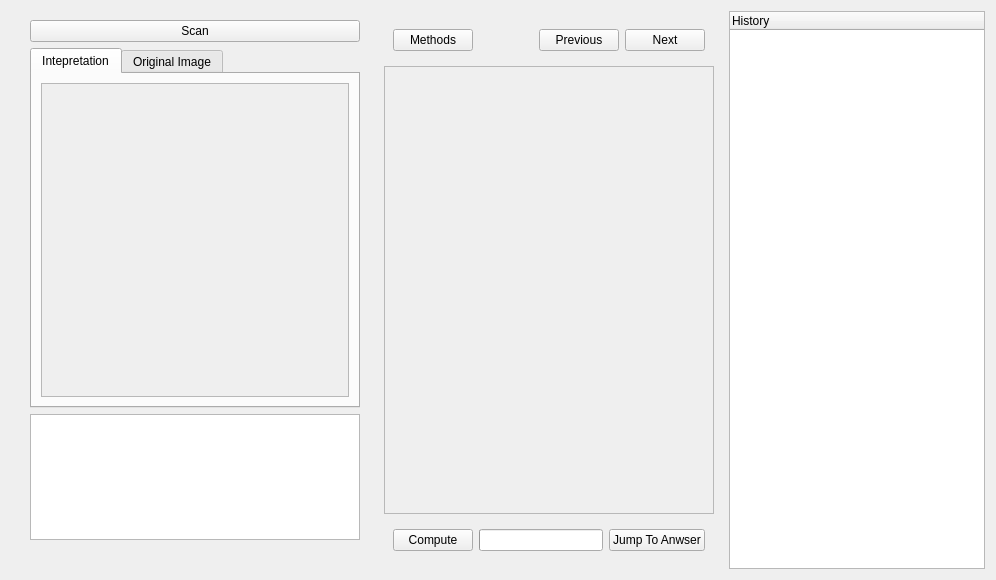
First picture: the form in gui/solution_widget.ui, repository louis845/COMP2012H_Project, before the edit.
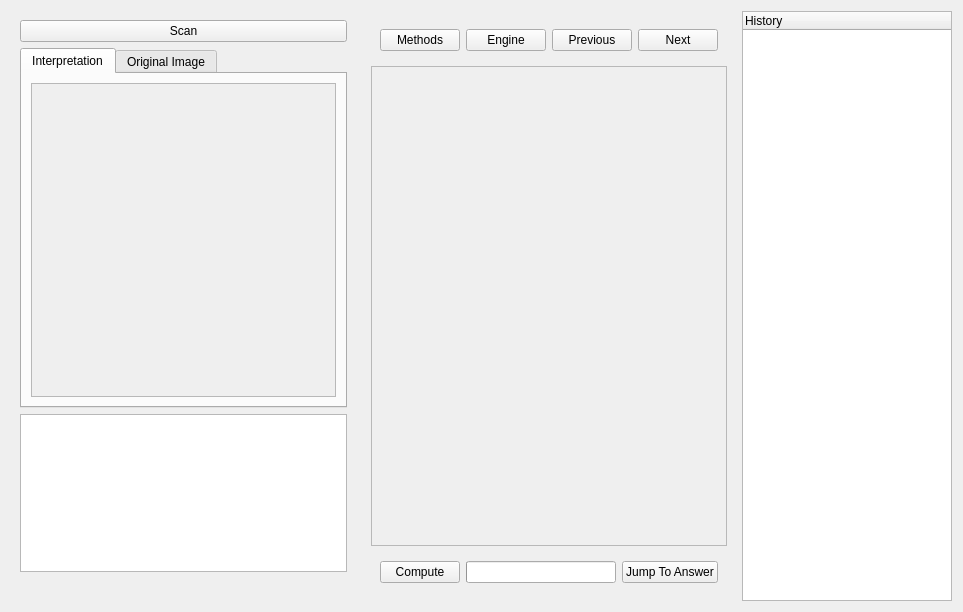
Second picture: the form after the edit.

What changed in the file:
```diff
--- a/gui/solution_widget.ui
+++ b/gui/solution_widget.ui
@@ -6,8 +6,8 @@
    <rect>
     <x>0</x>
     <y>0</y>
-    <width>996</width>
-    <height>580</height>
+    <width>963</width>
+    <height>612</height>
    </rect>
   </property>
   <property name="minimumSize">
@@ -68,7 +68,7 @@
         </property>
         <widget class="QWidget" name="tab">
          <attribute name="title">
-          <string>Intepretation</string>
+          <string>Interpretation</string>
          </attribute>
          <layout class="QHBoxLayout" name="horizontalLayout_4">
           <item>
@@ -190,17 +190,11 @@
           </widget>
          </item>
          <item>
-          <spacer name="horizontalSpacer">
-           <property name="orientation">
-            <enum>Qt::Horizontal</enum>
+          <widget class="QPushButton" name="engine_btn">
+           <property name="text">
+            <string>Engine</string>
            </property>
-           <property name="sizeHint" stdset="0">
-            <size>
-             <width>40</width>
-             <height>20</height>
-            </size>
-           </property>
-          </spacer>
+          </widget>
          </item>
          <item>
           <widget class="QPushButton" name="previous_btn">
@@ -229,8 +223,8 @@
           <rect>
            <x>0</x>
            <y>0</y>
-           <width>357</width>
-           <height>438</height>
+           <width>402</width>
+           <height>470</height>
           </rect>
          </property>
         </widget>
@@ -262,7 +256,7 @@
          <item>
           <widget class="QPushButton" name="jump_btn">
            <property name="text">
-            <string>Jump To Anwser</string>
+            <string>Jump To Answer</string>
            </property>
           </widget>
          </item>
```
